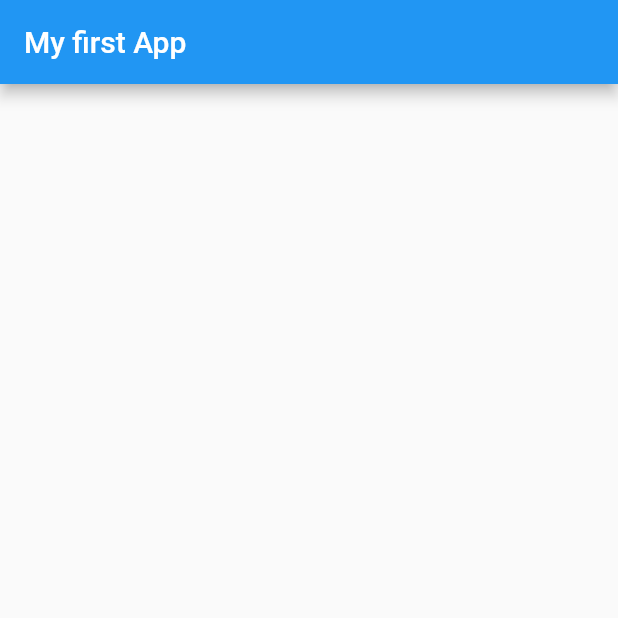
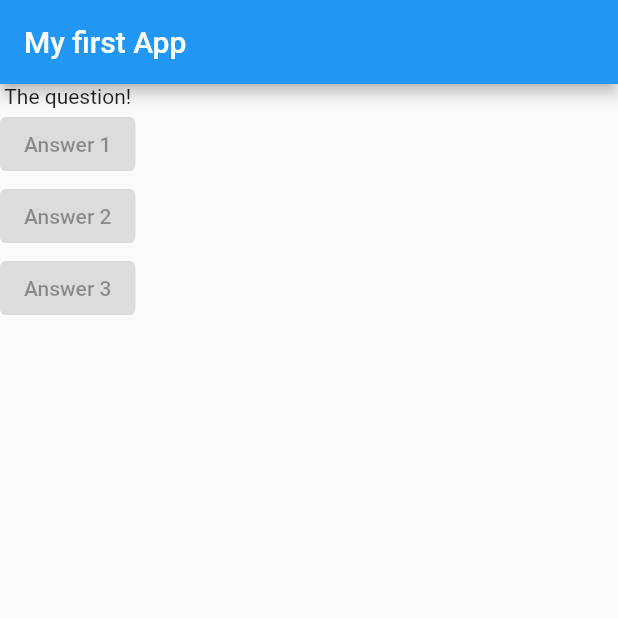
Before and after one commit to chloemk/quiz_app, a Flutter app: the screen it shows after launch, on a phone screen of 412 x 824 dp, the top half of it. Run offline on Flutter 3.47's test engine with Material 2 defaults, Android fonts, the phone set to English and light mode, and no system bars.

Commit message:
feat: add Column to Scaffold body

```diff
--- a/lib/main.dart
+++ b/lib/main.dart
@@ -5,13 +5,51 @@ void main() => runApp(const MyApp());
 class MyApp extends StatelessWidget {
   const MyApp({Key? key}) : super(key: key);
 
+  void answerQuestion() {
+    print('Answer chosen!');
+  }
+
   @override
   Widget build(BuildContext context) {
+    List<String> questions = [
+      'What\'s your favourite color?',
+      'What\'s your favorite animal?',
+    ];
+
     return MaterialApp(
       home: Scaffold(
         appBar: AppBar(
           title: const Text('My first App'),
         ),
+        body: Column(
+          children: [
+            const Text('The question!'),
+            ElevatedButton(
+              style: ElevatedButton.styleFrom(
+                primary: Colors.white60, // background
+                onPrimary: Colors.black, // foreground
+              ),
+              onPressed: null,
+              child: const Text('Answer 1'),
+            ),
+            ElevatedButton(
+              style: ElevatedButton.styleFrom(
+                primary: Colors.white60,
+                onPrimary: Colors.black,
+              ),
+              onPressed: null,
+              child: const Text('Answer 2'),
+            ),
+            ElevatedButton(
+              style: ElevatedButton.styleFrom(
+                primary: Colors.white60,
+                onPrimary: Colors.black,
+              ),
+              onPressed: null,
+              child: const Text('Answer 3'),
+            ),
+          ],
+        ),
       ),
     );
   }
```
